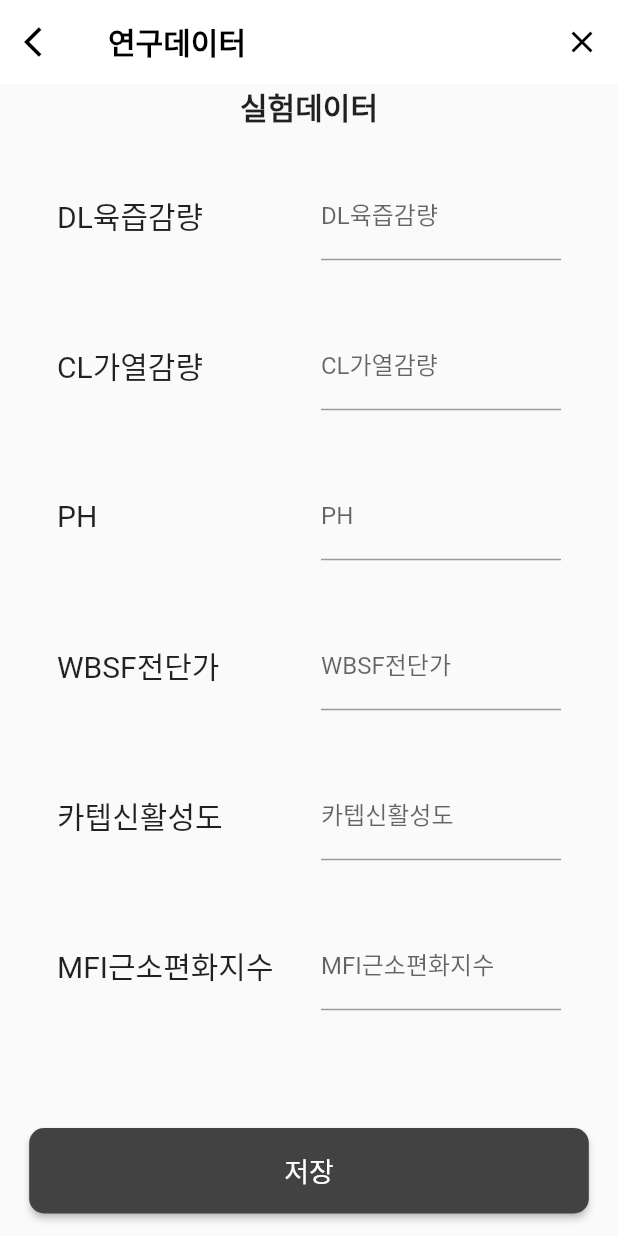
After one commit to clapsh/Deep_Plant1, a Flutter app: the experiment_data screen opened directly, on a phone screen of 412 x 824 dp. The commit adds this screen. Run offline on Flutter 3.47's test engine with Material 2 defaults, Android fonts, the phone set to English and light mode, and no system bars; our stand-ins replace cloud_firestore, firebase_auth, firebase_core, firebase_storage, go_router, image_picker; missing offline and left inert: firebase_auth_project; accounts and stored records are empty.

Commit message:
appbar, screen, button, textfield

```diff
--- a/Frontend/deep_plant_1/lib/appbars/back&close_bar.dart
+++ b/Frontend/deep_plant_1/lib/appbar/custom_appbar.dart
@@ -1,20 +1,22 @@
-// 뒤로가기& 닫기 버튼이 둘 다 있는 AppBar
+// 뒤로가기& 닫기  AppBar
 
 import 'package:flutter/material.dart';
 
-class back_close_bar extends StatelessWidget implements PreferredSizeWidget {
+class CustomAppBar extends StatelessWidget implements PreferredSizeWidget {
   final String title;
-  final bool back;
-  final bool close;
+  final bool back_button;
+  final bool close_button;
 
-  const back_close_bar(
-      {required this.back, required this.close, required this.title});
+  const CustomAppBar(
+      {required this.title,
+      required this.back_button,
+      required this.close_button});
 
   @override
   Widget build(BuildContext context) {
     return AppBar(
       elevation: 0,
-      leading: back
+      leading: back_button
           ? IconButton(
               icon: Icon(
                 Icons.arrow_back_ios,
@@ -32,7 +34,7 @@ class back_close_bar extends StatelessWidget implements PreferredSizeWidget {
           fontWeight: FontWeight.bold,
         ),
       ),
-      actions: close
+      actions: close_button
           ? [
               IconButton(
                 icon: Icon(
--- /dev/null
+++ b/Frontend/deep_plant_1/lib/buttons/save_button.dart
@@ -0,0 +1,30 @@
+import 'package:flutter/material.dart';
+
+class SaveButton extends StatelessWidget {
+  final VoidCallback onPressed;
+
+  const SaveButton({required this.onPressed});
+
+  @override
+  Widget build(BuildContext context) {
+    return Padding(
+      padding: const EdgeInsets.all(15.0),
+      child: ElevatedButton(
+        onPressed: onPressed,
+        style: ElevatedButton.styleFrom(
+          backgroundColor: Colors.grey[800],
+          padding: EdgeInsets.symmetric(horizontal: 170, vertical: 15),
+          shape: RoundedRectangleBorder(
+            borderRadius: BorderRadius.circular(10),
+          ),
+        ),
+        child: Text(
+          '저장',
+          style: TextStyle(
+            fontSize: 18,
+          ),
+        ),
+      ),
+    );
+  }
+}
--- /dev/null
+++ b/Frontend/deep_plant_1/lib/screens/experiment_data.dart
@@ -0,0 +1,50 @@
+import 'package:deep_plant_1/appbar/custom_appbar.dart';
+import 'package:deep_plant_1/buttons/save_button.dart';
+import 'package:deep_plant_1/textfield/field_with_desc.dart';
+import 'package:flutter/material.dart';
+
+class experiment_data extends StatefulWidget {
+  const experiment_data({super.key});
+
+  @override
+  State<experiment_data> createState() => _experiment_dataState();
+}
+
+class _experiment_dataState extends State<experiment_data> {
+  @override
+  Widget build(BuildContext context) {
+    return Scaffold(
+      appBar:
+          CustomAppBar(title: '연구데이터', back_button: true, close_button: true),
+      body: Column(
+        children: [
+          Text(
+            '실험데이터',
+            style: TextStyle(
+              fontSize: 20,
+              fontWeight: FontWeight.bold,
+            ),
+          ),
+          Expanded(
+            child: Padding(
+              padding: const EdgeInsets.all(8.0),
+              child: SingleChildScrollView(
+                child: Column(
+                  children: [
+                    FieldRow(firstText: 'DL육즙감량', secondText: ''),
+                    FieldRow(firstText: 'CL가열감량', secondText: ''),
+                    FieldRow(firstText: 'PH', secondText: ''),
+                    FieldRow(firstText: 'WBSF전단가', secondText: ''),
+                    FieldRow(firstText: '카텝신활성도', secondText: ''),
+                    FieldRow(firstText: 'MFI근소편화지수', secondText: ''),
+                  ],
+                ),
+              ),
+            ),
+          ),
+          SaveButton(onPressed: () {}),
+        ],
+      ),
+    );
+  }
+}
--- /dev/null
+++ b/Frontend/deep_plant_1/lib/textfield/field_with_desc.dart
@@ -0,0 +1,42 @@
+import 'package:flutter/material.dart';
+
+class FieldRow extends StatelessWidget {
+  late final String firstText;
+  late final String secondText;
+  FieldRow({required this.firstText, required this.secondText});
+
+  @override
+  Widget build(BuildContext context) {
+    return Padding(
+      padding: EdgeInsets.fromLTRB(30, 0, 30, 0),
+      child: Row(
+        children: [
+          SizedBox(height: 100),
+          Text(
+            firstText,
+            style: TextStyle(
+              fontSize: 20,
+            ),
+          ),
+          SizedBox(
+            width: 10,
+          ),
+          Text(secondText),
+          Expanded(
+            child: Align(
+              alignment: Alignment.centerRight,
+              child: SizedBox(
+                width: 160,
+                child: TextField(
+                  decoration: InputDecoration(
+                    labelText: firstText,
+                  ),
+                ),
+              ),
+            ),
+          ),
+        ],
+      ),
+    );
+  }
+}
```
Also changed, not shown: Frontend/deep_plant_1/lib/buttons/toggle.dart (added, +53 -0 lines), Frontend/deep_plant_1/lib/screens/freshmeat_eval.dart (added, +273 -0 lines), Frontend/deep_plant_1/lib/screens/heatmeat_eval.dart (added, +237 -0 lines), Frontend/deep_plant_1/lib/screens/tongue_data.dart (added, +47 -0 lines).
